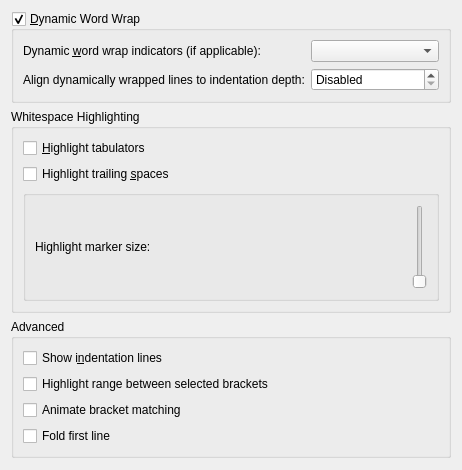
This is src/dialogs/textareaappearanceconfigwidget.ui in KDE/ktexteditor as Qt 5 draws it before an edit. The edited form follows.
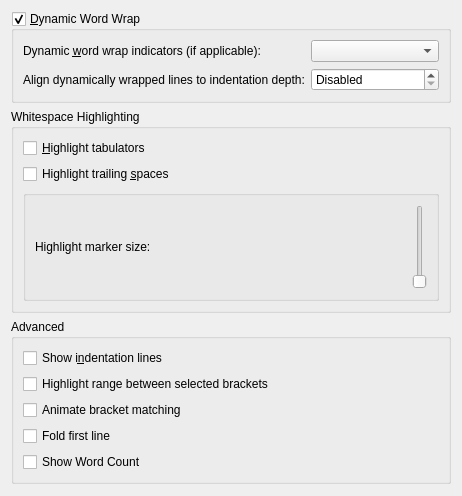
This is the edited form. Custom widgets are drawn as their Qt base class.

Commit message: Make the word/char count a global preference

Diff of the .ui file:
```diff
--- a/src/dialogs/textareaappearanceconfigwidget.ui
+++ b/src/dialogs/textareaappearanceconfigwidget.ui
@@ -183,6 +183,16 @@
                 </property>
               </widget>
             </item>
+            <item>
+              <widget class="QCheckBox" name="chkShowWordCount">
+                <property name="toolTip">
+                  <string>Show/hide word count in status bar</string>
+                </property>
+                <property name="text">
+                  <string>Show Word Count</string>
+                </property>
+              </widget>
+            </item>
           </layout>
         </widget>
       </item>
```
The commit also changes 4 other files.
